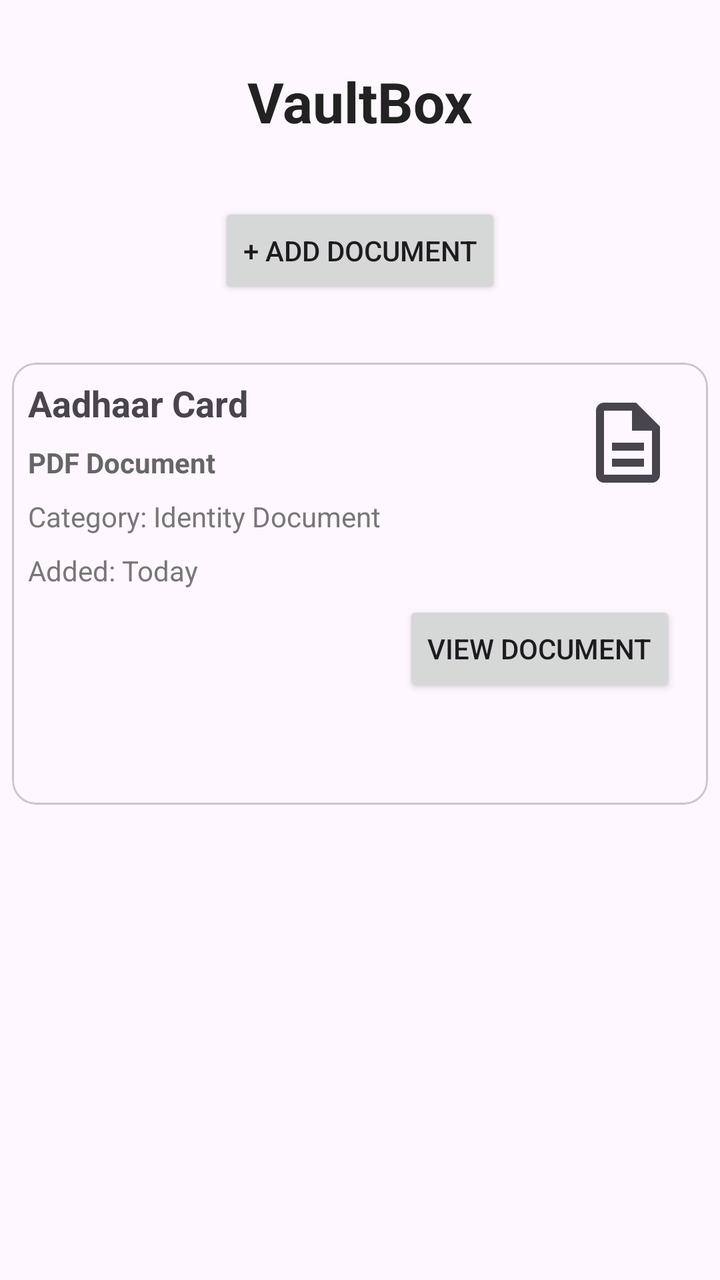
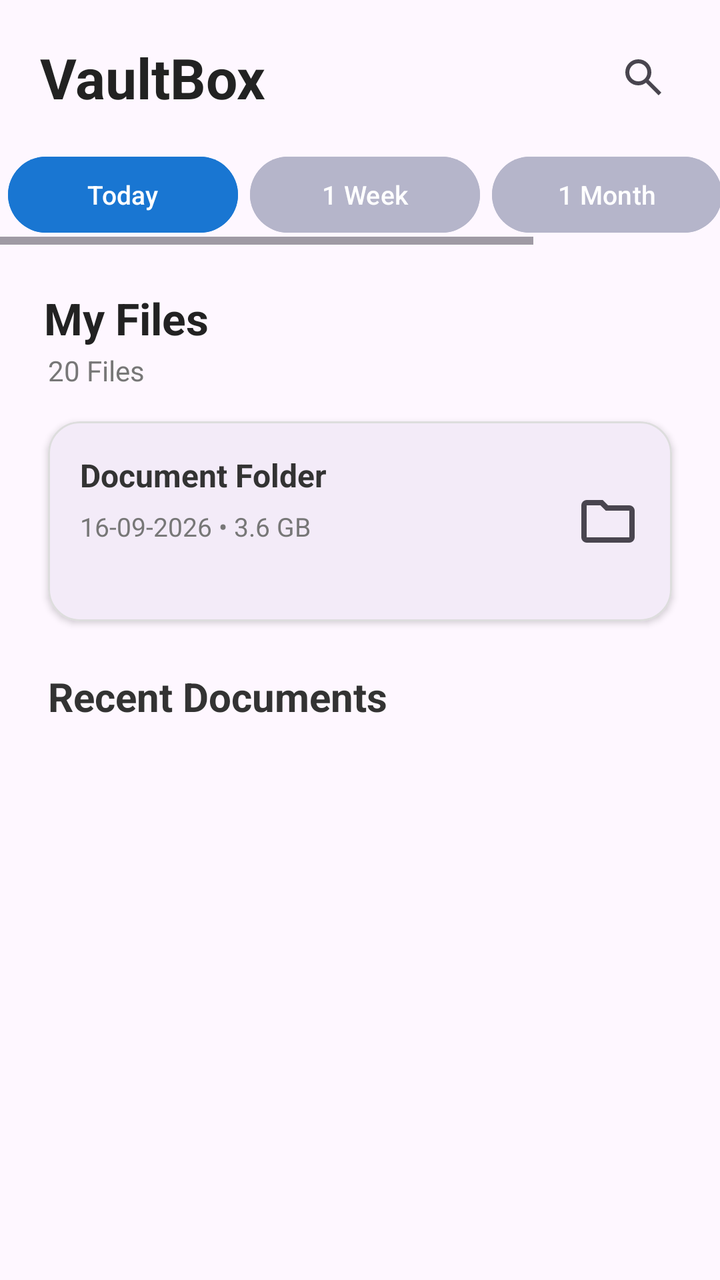

An Android layout rendered at two revisions. The XML below is the earlier revision; the diff shows what the commit changed to produce the second picture.
<!-- AndroidManifest.xml: application theme Theme._24012011009_MAD_Assignment1 -->
<!-- res/layout/activity_main.xml -->
<?xml version="1.0" encoding="utf-8"?>
<androidx.constraintlayout.widget.ConstraintLayout xmlns:android="http://schemas.android.com/apk/res/android"
    xmlns:app="http://schemas.android.com/apk/res-auto"
    xmlns:tools="http://schemas.android.com/tools"
    android:id="@+id/main"
    android:layout_width="match_parent"
    android:layout_height="match_parent"
    tools:context=".MainActivity">

    <TextView
        android:id="@+id/tvVaultBoxTitle"
        android:layout_width="wrap_content"
        android:layout_height="wrap_content"
        android:layout_marginTop="32dp"
        android:textSize="28sp"
        android:textStyle="bold"
        android:textColor="#222222"
        android:text="VaultBox"
        app:layout_constraintEnd_toEndOf="parent"
        app:layout_constraintStart_toStartOf="parent"
        app:layout_constraintTop_toTopOf="parent" />

    <Button
        android:id="@+id/btnAddDocument"
        android:layout_width="wrap_content"
        android:layout_height="wrap_content"
        android:layout_marginTop="32dp"
        android:text="+ Add Document"
        app:layout_constraintEnd_toEndOf="parent"
        app:layout_constraintStart_toStartOf="parent"
        app:layout_constraintTop_toBottomOf="@+id/tvVaultBoxTitle" />

    <com.google.android.material.card.MaterialCardView
        android:id="@+id/cardDocument"
        android:layout_width="348dp"
        android:layout_height="221dp"
        android:layout_marginTop="32dp"
        app:layout_constraintEnd_toEndOf="parent"
        app:layout_constraintHorizontal_bias="0.492"
        app:layout_constraintStart_toStartOf="parent"
        app:layout_constraintTop_toBottomOf="@+id/btnAddDocument">

        <androidx.constraintlayout.widget.ConstraintLayout
            android:layout_width="match_parent"
            android:layout_height="match_parent">


            <TextView
                android:id="@+id/tvDocumentName"
                android:layout_width="wrap_content"
                android:layout_height="wrap_content"
                android:layout_marginStart="8dp"
                android:layout_marginTop="8dp"
                android:textStyle="bold"
                android:textSize="18sp"
                android:text="Aadhaar Card"
                app:layout_constraintStart_toStartOf="parent"
                app:layout_constraintTop_toTopOf="parent" />

            <TextView
                android:id="@+id/tvDocumentType"
                android:layout_width="wrap_content"
                android:layout_height="wrap_content"
                android:layout_marginStart="8dp"
                android:layout_marginTop="8dp"
                android:textStyle="bold"
                android:textSize="14sp"
                android:textColor="#666666"
                android:text="PDF Document"
                app:layout_constraintStart_toStartOf="parent"
                app:layout_constraintTop_toBottomOf="@+id/tvDocumentName" />

            <ImageView
                android:id="@+id/ivDocumentIcon"
                android:layout_width="48dp"
                android:layout_height="48dp"
                android:layout_marginTop="16dp"
                android:layout_marginEnd="16dp"
                app:layout_constraintEnd_toEndOf="parent"
                app:layout_constraintTop_toTopOf="parent"
                app:srcCompat="@drawable/description" />

            <Button
                android:id="@+id/btnViewDocument"
                android:layout_width="wrap_content"
                android:layout_height="wrap_content"
                android:text="View Document"
                android:layout_marginEnd="16dp"
                android:layout_marginBottom="54dp"
                app:layout_constraintBottom_toBottomOf="parent"
                app:layout_constraintEnd_toEndOf="parent" />

            <TextView
                android:id="@+id/tvDocumentCategory"
                android:layout_width="wrap_content"
                android:layout_height="wrap_content"
                android:layout_marginStart="8dp"
                android:layout_marginTop="8dp"
                android:text="Category: Identity Document"
                android:textColor="#777777"
                android:textSize="14sp"
                app:layout_constraintStart_toStartOf="parent"
                app:layout_constraintTop_toBottomOf="@+id/tvDocumentType" />

            <TextView
                android:id="@+id/tvDocumentDate"
                android:layout_width="wrap_content"
                android:layout_height="wrap_content"
                android:layout_marginTop="8dp"
                android:layout_marginStart="8dp"
                android:textSize="14sp"
                android:textColor="#777777"
                android:text="Added: Today"
                app:layout_constraintStart_toStartOf="parent"
                app:layout_constraintTop_toBottomOf="@+id/tvDocumentCategory" />

        </androidx.constraintlayout.widget.ConstraintLayout>
    </com.google.android.material.card.MaterialCardView>
</androidx.constraintlayout.widget.ConstraintLayout>
<!-- resources referenced by this layout -->
<resources>
  <!-- drawable description (drawable) -->
  <vector xmlns:android="http://schemas.android.com/apk/res/android"
      android:width="24dp"
      android:height="24dp"
      android:viewportWidth="960"
      android:viewportHeight="960"
      android:tint="?attr/colorControlNormal">
    <path
        android:fillColor="@android:color/white"
        android:pathData="M320,720L640,720L640,640L320,640L320,720ZM320,560L640,560L640,480L320,480L320,560ZM240,880Q207,880 183.5,856.5Q160,833 160,800L160,160Q160,127 183.5,103.5Q207,80 240,80L560,80L800,320L800,800Q800,833 776.5,856.5Q753,880 720,880L240,880ZM520,360L520,160L240,160Q240,160 240,160Q240,160 240,160L240,800Q240,800 240,800Q240,800 240,800L720,800Q720,800 720,800Q720,800 720,800L720,360L520,360ZM240,160L240,160L240,360L240,360L240,160L240,360L240,360L240,800Q240,800 240,800Q240,800 240,800L240,800Q240,800 240,800Q240,800 240,800L240,160Q240,160 240,160Q240,160 240,160Z"/>
  </vector>
  <style name="Theme._24012011009_MAD_Assignment1" parent="Base.Theme._24012011009_MAD_Assignment1" />
  <style name="Base.Theme._24012011009_MAD_Assignment1" parent="Theme.Material3.DayNight.NoActionBar">
          
          
      </style>
</resources>

<!-- the commit's change to res/layout/activity_main.xml (unified diff, before → after) -->
@@ -8,112 +8,221 @@
     tools:context=".MainActivity">
 
     <TextView
-        android:id="@+id/tvVaultBoxTitle"
-        android:layout_width="wrap_content"
-        android:layout_height="wrap_content"
-        android:layout_marginTop="32dp"
+        android:id="@+id/tvTitle"
+        android:layout_width="wrap_content"
+        android:layout_height="wrap_content"
+        android:text="VaultBox"
+        android:layout_marginStart="20dp"
+        android:layout_marginTop="20dp"
         android:textSize="28sp"
+        android:textColor="#222222"
+        android:textStyle="bold"
+        app:layout_constraintStart_toStartOf="parent"
+        app:layout_constraintTop_toTopOf="parent"/>
+
+    <ImageButton
+        android:id="@+id/btnSearch"
+        android:layout_width="45dp"
+        android:layout_height="45dp"
+        android:layout_marginEnd="16dp"
+        android:layout_marginTop="16dp"
+        android:contentDescription="Search"
+        android:src="@drawable/search_icon"
+        android:background="@android:color/transparent"
+        app:layout_constraintEnd_toEndOf="parent"
+        app:layout_constraintTop_toTopOf="parent"/>
+
+
+    <HorizontalScrollView
+        android:id="@+id/filterLayout"
+        android:layout_width="0dp"
+        android:layout_height="50dp"
+        android:layout_marginTop="15dp"
+        android:scrollbars="horizontal"
+        android:fadeScrollbars="false"
+        android:clipToPadding="false"
+        app:layout_constraintStart_toStartOf="parent"
+        app:layout_constraintEnd_toEndOf="parent"
+        app:layout_constraintTop_toBottomOf="@id/tvTitle">
+
+        <LinearLayout
+            android:layout_width="wrap_content"
+            android:layout_height="match_parent"
+            android:orientation="horizontal"
+            android:gravity="center_vertical"
+            android:paddingStart="4dp"
+            android:paddingEnd="4dp">
+
+            <com.google.android.material.button.MaterialButton
+                android:id="@+id/btnToday"
+                android:layout_width="115dp"
+                android:layout_height="38dp"
+                android:layout_marginEnd="6dp"
+                android:backgroundTint="#1976D2"
+                android:text="Today"
+                android:layout_weight="1"
+                android:textColor="@android:color/white"
+                android:textSize="13sp"
+                android:insetTop="0dp"
+                android:insetBottom="0dp"
+                android:insetLeft="0dp"
+                android:insetRight="0dp" />
+
+            <com.google.android.material.button.MaterialButton
+                android:id="@+id/btnWeek"
+                android:layout_width="115dp"
+                android:layout_height="38dp"
+                android:layout_marginEnd="6dp"
+                android:backgroundTint="#B5B5CA"
+                android:text="1 Week"
+                android:textColor="@android:color/white"
+                android:textSize="13sp"
+                android:layout_weight="1"
+                android:insetTop="0dp"
+                android:insetBottom="0dp"
+                android:insetLeft="0dp"
+                android:insetRight="0dp" />
+
+            <com.google.android.material.button.MaterialButton
+                android:id="@+id/btnMonth"
+                android:layout_width="115dp"
+                android:layout_height="38dp"
+                android:layout_marginEnd="6dp"
+                android:backgroundTint="#B5B5CA"
+                android:text="1 Month"
+                android:textColor="@android:color/white"
+                android:textSize="13sp"
+                android:layout_weight="1"
+                android:insetTop="0dp"
+                android:insetBottom="0dp"
+                android:insetLeft="0dp"
+                android:insetRight="0dp" />
+
+            <com.google.android.material.button.MaterialButton
+                android:id="@+id/btnThreeMonths"
+                android:layout_width="115dp"
+                android:layout_height="38dp"
+                android:backgroundTint="#B5B5CA"
+                android:text="3 Months"
+                android:textColor="@android:color/white"
+                android:textSize="13sp"
+                android:layout_weight="1"
+                android:insetTop="0dp"
+                android:insetBottom="0dp"
+                android:insetLeft="0dp"
+                android:insetRight="0dp" />
+
+        </LinearLayout>
+
+    </HorizontalScrollView>
+
+    <TextView
+        android:id="@+id/tvMyFiles"
+        android:layout_width="wrap_content"
+        android:layout_height="wrap_content"
+        android:layout_marginStart="22dp"
+        android:layout_marginTop="22dp"
+        android:text="My Files"
+        android:textSize="22sp"
         android:textStyle="bold"
         android:textColor="#222222"
-        android:text="VaultBox"
+        app:layout_constraintStart_toStartOf="parent"
+        app:layout_constraintTop_toBottomOf="@id/filterLayout"/>
+
+    <TextView
+        android:id="@+id/tvFileCount"
+        android:layout_width="wrap_content"
+        android:layout_height="wrap_content"
+        android:layout_marginStart="24dp"
+        android:layout_marginTop="2dp"
+        android:text="20 Files"
+        android:textSize="14sp"
+        android:textColor="#777777"
+        app:layout_constraintStart_toStartOf="parent"
+        app:layout_constraintTop_toBottomOf="@id/tvMyFiles"/>
+
+    <com.google.android.material.card.MaterialCardView
+        android:id="@+id/cardFolder"
+        android:layout_width="0dp"
+        android:layout_height="100dp"
+        android:layout_marginStart="24dp"
+        android:layout_marginEnd="24dp"
+        android:layout_marginTop="16dp"
+        app:cardCornerRadius="16dp"
+        app:cardElevation="2dp"
+        app:strokeWidth="1dp"
+        app:strokeColor="#DDDDDD"
+        app:layout_constraintStart_toStartOf="parent"
         app:layout_constraintEnd_toEndOf="parent"
-        app:layout_constraintStart_toStartOf="parent"
-        app:layout_constraintTop_toTopOf="parent" />
-
-    <Button
-        android:id="@+id/btnAddDocument"
-        android:layout_width="wrap_content"
-        android:layout_height="wrap_content"
-        android:layout_marginTop="32dp"
-        android:text="+ Add Document"
-        app:layout_constraintEnd_toEndOf="parent"
-        app:layout_constraintStart_toStartOf="parent"
-        app:layout_constraintTop_toBottomOf="@+id/tvVaultBoxTitle" />
-
-    <com.google.android.material.card.MaterialCardView
-        android:id="@+id/cardDocument"
-        android:layout_width="348dp"
-        android:layout_height="221dp"
-        android:layout_marginTop="32dp"
-        app:layout_constraintEnd_toEndOf="parent"
-        app:layout_constraintHorizontal_bias="0.492"
-        app:layout_constraintStart_toStartOf="parent"
-        app:layout_constraintTop_toBottomOf="@+id/btnAddDocument">
+        app:layout_constraintTop_toBottomOf="@id/tvFileCount">
 
         <androidx.constraintlayout.widget.ConstraintLayout
             android:layout_width="match_parent"
             android:layout_height="match_parent">
 
-
             <TextView
-                android:id="@+id/tvDocumentName"
+                android:id="@+id/tvFolderName"
                 android:layout_width="wrap_content"
                 android:layout_height="wrap_content"
-                android:layout_marginStart="8dp"
-                android:layout_marginTop="8dp"
+                android:layout_marginStart="16dp"
+                android:layout_marginTop="16dp"
+                android:text="Document Folder"
+                android:textSize="16sp"
                 android:textStyle="bold"
-                android:textSize="18sp"
-                android:text="Aadhaar Card"
+                android:textColor="#333333"
                 app:layout_constraintStart_toStartOf="parent"
                 app:layout_constraintTop_toTopOf="parent" />
 
             <TextView
-                android:id="@+id/tvDocumentType"
+                android:id="@+id/tvFolderInfo"
                 android:layout_width="wrap_content"
                 android:layout_height="wrap_content"
-                android:layout_marginStart="8dp"
-                android:layout_marginTop="8dp"
-                android:textStyle="bold"
-                android:textSize="14sp"
-                android:textColor="#666666"
-                android:text="PDF Document"
+                android:layout_marginStart="16dp"
+                android:layout_marginTop="6dp"
+                android:text="16-09-2026 • 3.6 GB"
+                android:textSize="13sp"
+                android:textColor="#777777"
                 app:layout_constraintStart_toStartOf="parent"
-                app:layout_constraintTop_toBottomOf="@+id/tvDocumentName" />
+                app:layout_constraintTop_toBottomOf="@id/tvFolderName" />
 
             <ImageView
-                android:id="@+id/ivDocumentIcon"
-                android:layout_width="48dp"
-                android:layout_height="48dp"
-                android:layout_marginTop="16dp"
+                android:id="@+id/ivFolderIcon"
+                android:layout_width="32dp"
+                android:layout_height="32dp"
                 android:layout_marginEnd="16dp"
+                android:src="@drawable/folder_icon"
+                android:contentDescription="Folder"
                 app:layout_constraintEnd_toEndOf="parent"
                 app:layout_constraintTop_toTopOf="parent"
-                app:srcCompat="@drawable/description" />
-
-            <Button
-                android:id="@+id/btnViewDocument"
-                android:layout_width="wrap_content"
-                android:layout_height="wrap_content"
-                android:text="View Document"
-                android:layout_marginEnd="16dp"
-                android:layout_marginBottom="54dp"
-                app:layout_constraintBottom_toBottomOf="parent"
-                app:layout_constraintEnd_toEndOf="parent" />
-
-            <TextView
-                android:id="@+id/tvDocumentCategory"
-                android:layout_width="wrap_content"
-                android:layout_height="wrap_content"
-                android:layout_marginStart="8dp"
-                android:layout_marginTop="8dp"
-                android:text="Category: Identity Document"
-                android:textColor="#777777"
-                android:textSize="14sp"
-                app:layout_constraintStart_toStartOf="parent"
-                app:layout_constraintTop_toBottomOf="@+id/tvDocumentType" />
-
-            <TextView
-                android:id="@+id/tvDocumentDate"
-                android:layout_width="wrap_content"
-                android:layout_height="wrap_content"
-                android:layout_marginTop="8dp"
-                android:layout_marginStart="8dp"
-                android:textSize="14sp"
-                android:textColor="#777777"
-                android:text="Added: Today"
-                app:layout_constraintStart_toStartOf="parent"
-                app:layout_constraintTop_toBottomOf="@+id/tvDocumentCategory" />
+                app:layout_constraintBottom_toBottomOf="parent" />
 
         </androidx.constraintlayout.widget.ConstraintLayout>
+
     </com.google.android.material.card.MaterialCardView>
+
+    <TextView
+        android:id="@+id/tvRecentDocuments"
+        android:layout_width="wrap_content"
+        android:layout_height="wrap_content"
+        android:layout_marginStart="24dp"
+        android:layout_marginTop="24dp"
+        android:text="Recent Documents"
+        android:textSize="20sp"
+        android:textStyle="bold"
+        android:textColor="#333333"
+        app:layout_constraintStart_toStartOf="parent"
+        app:layout_constraintTop_toBottomOf="@id/cardFolder" />
+
+    <androidx.recyclerview.widget.RecyclerView
+        android:id="@+id/recyclerDocuments"
+        android:layout_width="0dp"
+        android:layout_height="wrap_content"
+        android:layout_marginStart="16dp"
+        android:layout_marginEnd="16dp"
+        android:layout_marginTop="12dp"
+        app:layout_constraintTop_toBottomOf="@id/tvRecentDocuments"
+        app:layout_constraintStart_toStartOf="parent"
+        app:layout_constraintEnd_toEndOf="parent"/>
+    
+
 </androidx.constraintlayout.widget.ConstraintLayout>
<!-- resource entries referenced after the edit -->
@@ -1,6 +1,6 @@
 <!-- resources referenced by this layout -->
 <resources>
-  <!-- drawable description (drawable) -->
+  <!-- drawable folder_icon (drawable) -->
   <vector xmlns:android="http://schemas.android.com/apk/res/android"
       android:width="24dp"
       android:height="24dp"
@@ -9,7 +9,18 @@
       android:tint="?attr/colorControlNormal">
     <path
         android:fillColor="@android:color/white"
-        android:pathData="M320,720L640,720L640,640L320,640L320,720ZM320,560L640,560L640,480L320,480L320,560ZM240,880Q207,880 183.5,856.5Q160,833 160,800L160,160Q160,127 183.5,103.5Q207,80 240,80L560,80L800,320L800,800Q800,833 776.5,856.5Q753,880 720,880L240,880ZM520,360L520,160L240,160Q240,160 240,160Q240,160 240,160L240,800Q240,800 240,800Q240,800 240,800L720,800Q720,800 720,800Q720,800 720,800L720,360L520,360ZM240,160L240,160L240,360L240,360L240,160L240,360L240,360L240,800Q240,800 240,800Q240,800 240,800L240,800Q240,800 240,800Q240,800 240,800L240,160Q240,160 240,160Q240,160 240,160Z"/>
+        android:pathData="M160,800Q127,800 103.5,776.5Q80,753 80,720L80,240Q80,207 103.5,183.5Q127,160 160,160L400,160L480,240L800,240Q833,240 856.5,263.5Q880,287 880,320L880,720Q880,753 856.5,776.5Q833,800 800,800L160,800ZM160,720L800,720Q800,720 800,720Q800,720 800,720L800,320Q800,320 800,320Q800,320 800,320L447,320L367,240L160,240Q160,240 160,240Q160,240 160,240L160,720Q160,720 160,720Q160,720 160,720ZM160,720Q160,720 160,720Q160,720 160,720L160,240Q160,240 160,240Q160,240 160,240L160,240L160,320L160,320Q160,320 160,320Q160,320 160,320L160,720Q160,720 160,720Q160,720 160,720Z"/>
+  </vector>
+  <!-- drawable search_icon (drawable) -->
+  <vector xmlns:android="http://schemas.android.com/apk/res/android"
+      android:width="24dp"
+      android:height="24dp"
+      android:viewportWidth="960"
+      android:viewportHeight="960"
+      android:tint="?attr/colorControlNormal">
+    <path
+        android:fillColor="@android:color/white"
+        android:pathData="M784,840L532,588Q502,612 463,626Q424,640 380,640Q271,640 195.5,564.5Q120,489 120,380Q120,271 195.5,195.5Q271,120 380,120Q489,120 564.5,195.5Q640,271 640,380Q640,424 626,463Q612,502 588,532L840,784L784,840ZM380,560Q455,560 507.5,507.5Q560,455 560,380Q560,305 507.5,252.5Q455,200 380,200Q305,200 252.5,252.5Q200,305 200,380Q200,455 252.5,507.5Q305,560 380,560Z"/>
   </vector>
   <style name="Theme._24012011009_MAD_Assignment1" parent="Base.Theme._24012011009_MAD_Assignment1" />
   <style name="Base.Theme._24012011009_MAD_Assignment1" parent="Theme.Material3.DayNight.NoActionBar">
